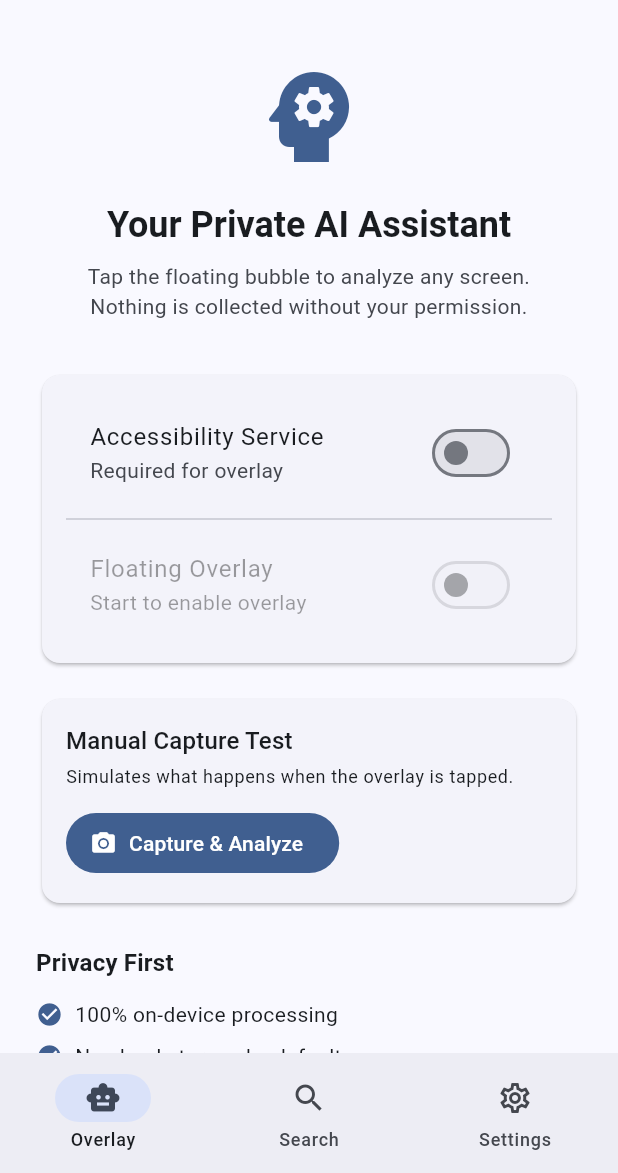
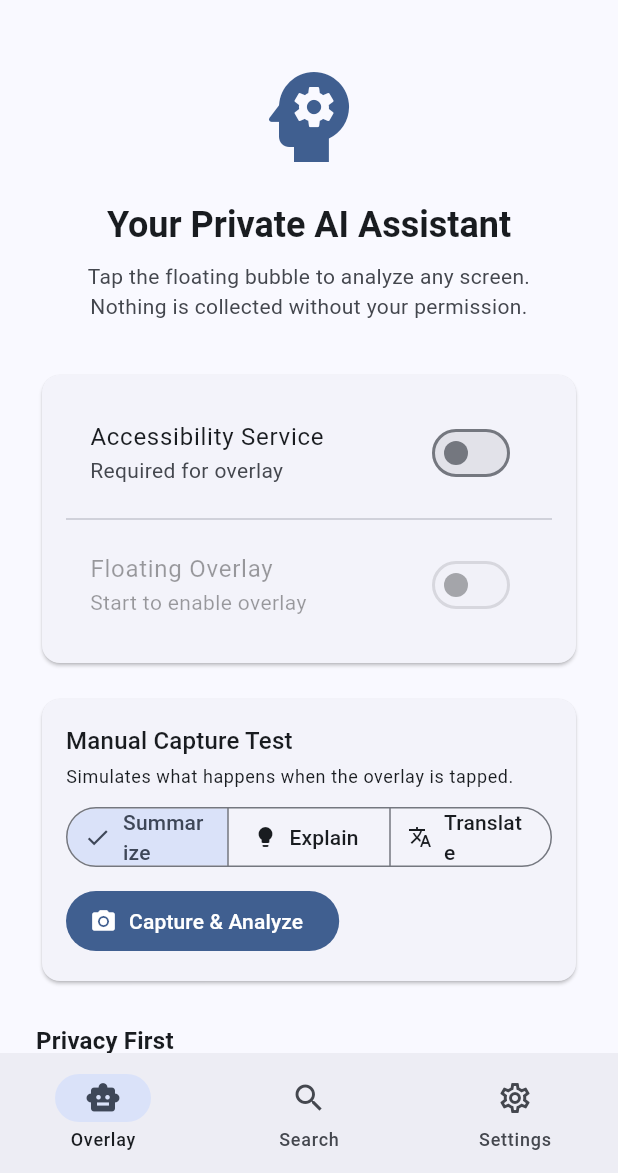
Before and after one commit to 21772177/smart_finder_chatbot, a Flutter app: the screen it shows after launch, on a phone screen of 412 x 824 dp, the part 63-1236 px from its top. Run offline on Flutter 3.47's test engine with Material 3 defaults, Android fonts, the phone set to English and light mode, and no system bars; our stand-ins replace drift, flutter_riverpod, google_generative_ai, shared_preferences; missing offline and left inert: google_mlkit_text_recognition, sqlite3; accounts and stored records are empty; generated files the repository leaves out were written again.

Commit message:
Add translate as third analyze mode with language picker UI

```diff
--- a/lib/features/overlay/overlay_screen.dart
+++ b/lib/features/overlay/overlay_screen.dart
@@ -89,6 +89,42 @@ class OverlayScreen extends ConsumerWidget {
                   Text('Simulates what happens when the overlay is tapped.',
                       style: theme.textTheme.bodySmall),
                   const SizedBox(height: 12),
+                  SegmentedButton<String>(
+                    segments: const [
+                      ButtonSegment(value: 'summarize', label: Text('Summarize'), icon: Icon(Icons.summarize, size: 16)),
+                      ButtonSegment(value: 'explain', label: Text('Explain'), icon: Icon(Icons.lightbulb, size: 16)),
+                      ButtonSegment(value: 'translate', label: Text('Translate'), icon: Icon(Icons.translate, size: 16)),
+                    ],
+                    selected: {state.analysisMode ?? 'summarize'},
+                    onSelectionChanged: (selected) => notifier.setAnalysisMode(selected.first),
+                    style: ButtonStyle(
+                      visualDensity: VisualDensity.compact,
+                      tapTargetSize: MaterialTapTargetSize.shrinkWrap,
+                    ),
+                  ),
+                  if (state.analysisMode == 'translate') ...[
+                    const SizedBox(height: 8),
+                    InputDecorator(
+                      decoration: const InputDecoration(
+                        labelText: 'Target Language',
+                        border: OutlineInputBorder(),
+                        contentPadding: EdgeInsets.symmetric(horizontal: 12, vertical: 8),
+                      ),
+                      child: DropdownButtonHideUnderline(
+                        child: DropdownButton<String>(
+                          value: state.targetLanguage ?? 'English',
+                          isExpanded: true,
+                          isDense: true,
+                          items: ['English', 'Hindi', 'Spanish', 'French', 'German', 'Japanese', 'Chinese', 'Arabic', 'Portuguese', 'Russian', 'Korean']
+                              .map((l) => DropdownMenuItem(value: l, child: Text(l))).toList(),
+                          onChanged: (v) {
+                            if (v != null) notifier.setTargetLanguage(v);
+                          },
+                        ),
+                      ),
+                    ),
+                  ],
+                  const SizedBox(height: 12),
                   FilledButton.icon(
                     onPressed: state.isCapturing ? null : () => notifier.captureAndAnalyze(),
                     icon: state.isCapturing
@@ -149,7 +185,7 @@ class OverlayScreen extends ConsumerWidget {
                       ],
                       if (state.summary != null && state.summary!.isNotEmpty) ...[
                         const SizedBox(height: 8),
-                        Text('Summary', style: theme.textTheme.titleSmall),
+                        Text(_resultLabel(state.analysisMode, state.targetLanguage), style: theme.textTheme.titleSmall),
                         const SizedBox(height: 4),
                         Text(state.summary!, style: theme.textTheme.bodyMedium),
                       ],
@@ -204,6 +240,14 @@ class OverlayScreen extends ConsumerWidget {
     );
   }
 
+  String _resultLabel(String? mode, String? targetLanguage) {
+    return switch (mode) {
+      'explain' => 'Explanation',
+      'translate' => 'Translation (${targetLanguage ?? "English"})',
+      _ => 'Summary',
+    };
+  }
+
   Widget _privacyFeature(ThemeData theme, String text) {
     return Padding(
       padding: const EdgeInsets.symmetric(vertical: 4),
```
Also changed, not shown: lib/features/analyze/cloud_analysis_service.dart (+10 -9 lines), lib/features/overlay/overlay_notifier.dart (+15 -2 lines).
